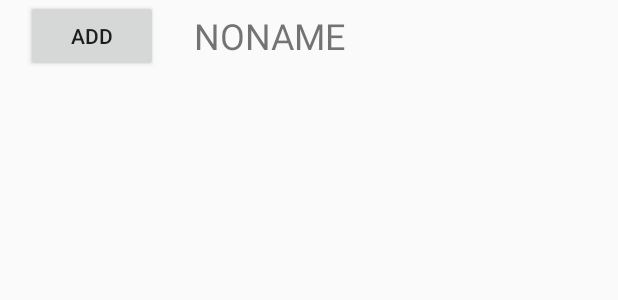
After one commit to RagingPython/CrystalCash, an Android app: the layout element_new_widget.xml on its own in the app's theme, with its tools: preview values and no code run, on a phone screen of 412 x 824 dp. The commit adds this screen. Shown: the top 300 px of the screen. Run offline under Robolectric (Android 15) with nearby library versions, the phone set to English and light mode, and no system bars.

Commit message:
v0.1.0-11

```diff
--- a/app/src/main/java/ragingpython/crystalcash/EventTag.java
+++ b/app/src/main/java/ragingpython/crystalcash/EventTag.java
@@ -28,11 +28,11 @@ public class EventTag {
     //ENTITY_CONSTRUCTOR
     public static final int ENTITY_CONSTRUCTOR_LOAD_ENTITIES =5000;     //null
     public static final int ENTITY_CONSTRUCTOR_GET_NAME =5001;          //HashSet
+    public static final int ENTITY_CONSTRUCTOR_NEW_ENTITY =5002;        //String(name)
+    public static final int ENTITY_CONSTRUCTOR_GET_ADD_VIEW =5003;      //ViewContainer
     //ENTITY
     public static final int ENTITY_DESTROY =6000;                       //null
     public static final int ENTITY_GET_HASH =6001;                      //HashSet
     public static final int ENTITY_GET_MAIN_VIEW=6002;                  //ViewContainer
-    public static final int ENTITY_REFRESH=6003;                        //null
-    // WALLET
-    public static final int ENTITY_WALLET_NEW = 6100;                   //String
+    public static final int ENTITY_REFRESH=6003;                        //null (or String(hash))
 }
--- /dev/null
+++ b/app/src/main/res/layout/element_new_widget.xml
@@ -0,0 +1,29 @@
+<?xml version="1.0" encoding="utf-8"?>
+<RelativeLayout xmlns:android="http://schemas.android.com/apk/res/android"
+    android:layout_width="match_parent"
+    android:layout_height="wrap_content"
+    android:orientation="vertical">
+
+    <TextView
+        android:id="@+id/_textView_addingEntityName"
+        android:layout_width="wrap_content"
+        android:layout_height="wrap_content"
+        android:text="NONAME"
+        android:textSize="24sp"
+        android:layout_centerVertical="true"
+        android:layout_toRightOf="@+id/_button_addNewWidget"
+        android:layout_toEndOf="@+id/_button_addNewWidget"
+        android:layout_marginLeft="24dp"
+        android:layout_marginStart="24dp" />
+
+    <Button
+        android:id="@+id/_button_addNewWidget"
+        android:layout_width="wrap_content"
+        android:layout_height="wrap_content"
+        android:layout_alignParentLeft="true"
+        android:layout_alignParentStart="true"
+        android:layout_alignParentTop="true"
+        android:layout_marginLeft="17dp"
+        android:layout_marginStart="17dp"
+        android:text="ADD" />
+</RelativeLayout>
```
Also changed, not shown: app/src/main/java/ragingpython/crystalcash/MainFragment.java (+24 -7 lines), app/src/main/java/ragingpython/crystalcash/entities/CCEntityConstructor.java (+31 -2 lines), app/src/main/java/ragingpython/crystalcash/entities/wallet/WalletConstructor.java (+7 -5 lines), app/src/main/res/layout/element_pluss.xml (added, +13 -0 lines).
